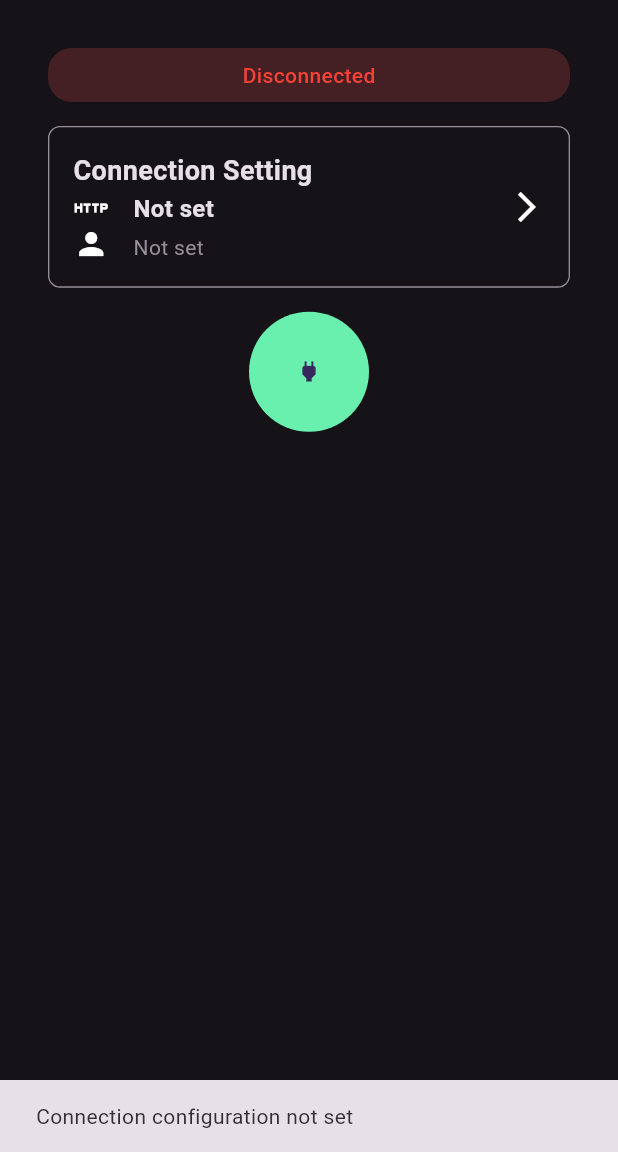
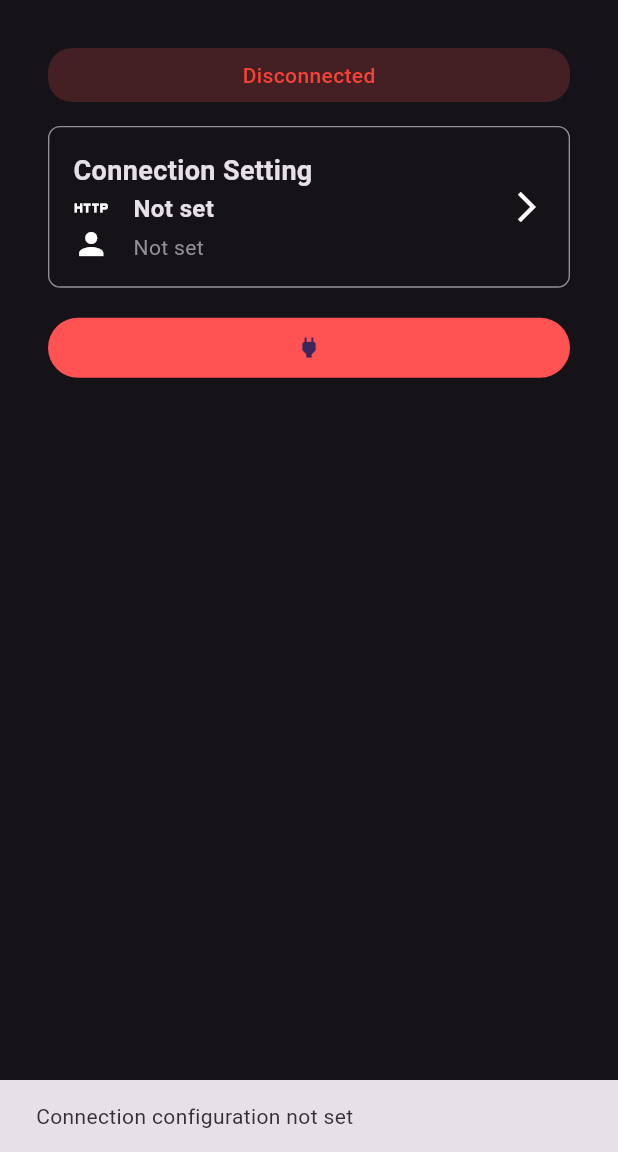
Before and after one commit to nandanurseptama/com.nandanurseptama.mqtt_client_ui, a Flutter app: the screen it shows after launch, after a tap on the "power" icon, on a phone screen of 412 x 824 dp, the part 84-1236 px from its top. Run offline on Flutter 3.47's test engine with Material 3 defaults, Android fonts, the phone set to English and light mode, and no system bars; our stand-ins replace equatable, flutter_bloc, freezed_annotation; missing offline and left inert: mqtt_client.

Commit message:
build: add auto reconnect handler

```diff
--- a/lib/features/pubsub/pubsub_client_connection_cubit.dart
+++ b/lib/features/pubsub/pubsub_client_connection_cubit.dart
@@ -28,6 +28,11 @@ class PubsubClientConnectionState with _$PubsubClientConnectionState {
     PubsubClientConfig config,
   ) = _Connecting;
 
+  /// Trying to reconnecting to pubsub service
+  const factory PubsubClientConnectionState.reconnecting(
+    PubsubClientConfig config,
+  ) = _Reconnecting;
+
   /// Disconnected from pubsub service
   const factory PubsubClientConnectionState.disconnected({
     @Default(null) PubsubClientConfig? config,
@@ -57,6 +62,8 @@ class PubsubClientConnectionCubit extends Cubit<PubsubClientConnectionState> {
 
   MqttServerClient? client;
   StreamSubscription<List<MqttReceivedMessage<MqttMessage>>>? _subscription;
+
+  BuildContext? context;
 
   /// Setup configuration for MQTT
   void setupConfig(PubsubClientConfig config) {
@@ -136,11 +143,27 @@ class PubsubClientConnectionCubit extends Cubit<PubsubClientConnectionState> {
     client!.onDisconnected = _onDisconnected;
     client!.keepAlivePeriod = 20;
 
+    // auto reconnect function
+    //
+    // when auto reconnect is true
+    //
+    // any disconnected error will be auto reconnect
+    //
+    // until client disconnect from the server
+    client!.autoReconnect = true;
+
+    // On auto reconnect
+    client!.onAutoReconnect = _onAutoReconnect;
+
     emit(
       PubsubClientConnectionState.connecting(
         config,
       ),
     );
+    _connectToMqtt(config);
+  }
+
+  Future<void> _connectToMqtt(PubsubClientConfig config) async {
     try {
       await client!.connect(
         config.username,
@@ -187,6 +210,11 @@ class PubsubClientConnectionCubit extends Cubit<PubsubClientConnectionState> {
   }
 
   /// internal on disconnected handler
+  ///
+  /// This function will be called
+  ///
+  /// either client disconnect from server
+  /// or server going down
   void _onDisconnected() {
     debugPrint('_onDisconnected');
     emit(
@@ -198,6 +226,50 @@ class PubsubClientConnectionCubit extends Cubit<PubsubClientConnectionState> {
     _subscription = null;
     client = null;
     _subscriptionCubit.clear();
+    return;
+  }
+
+  /// Internal on auto reconnect handler
+  ///
+  /// This function will be called when client disconnected from server
+  /// because no connection or any error connection occured from client
+  ///
+  /// or server disconnect from client
+  ///
+  /// On Auto reconnect will not be invoked
+  /// When client call disconnect manually
+  void _onAutoReconnect() {
+    debugPrint('_onAutoReconnect');
+    state.maybeMap<void>(
+      orElse: () {
+        return;
+      },
+      reconnecting: (value) {
+        return;
+      },
+      connected: (value) {
+        emit(
+          PubsubClientConnectionState.reconnecting(
+            value.config,
+          ),
+        );
+        return;
+      },
+      error: (value) {
+        client?.disconnect();
+        return;
+      },
+      connecting: (value) {
+        return;
+      },
+      disconnected: (value) {
+        if (value.config == null) {
+          return;
+        }
+        client?.disconnect();
+        return;
+      },
+    );
     return;
   }
 
--- a/lib/main.dart
+++ b/lib/main.dart
@@ -157,9 +157,20 @@ class _MyHomePageState extends State<MyHomePage> {
                         bottom: 16,
                       ),
                       child: ConnectButton(
-                        isConnected: pubsubClientState.maybeMap<bool>(
-                          connected: (value) => true,
-                          orElse: () => false,
+                        connectButtonState:
+                            pubsubClientState.maybeMap<ConnectButtonState>(
+                          orElse: () {
+                            return ConnectButtonState.disconnected;
+                          },
+                          reconnecting: (value) {
+                            return ConnectButtonState.reconnecting;
+                          },
+                          connected: (value) {
+                            return ConnectButtonState.connected;
+                          },
+                          connecting: (value) {
+                            return ConnectButtonState.connecting;
+                          },
                         ),
                         onConnectDisconnect:
                             onConnectDisconnect(pubsubClientState),
@@ -212,7 +223,9 @@ class _MyHomePageState extends State<MyHomePage> {
     );
   }
 
-  void connectionStateListener(PubsubClientConnectionState state) {
+  void connectionStateListener(
+    PubsubClientConnectionState state,
+  ) {
     return state.maybeMap<void>(
       orElse: () {
         return;
@@ -231,13 +244,35 @@ class _MyHomePageState extends State<MyHomePage> {
   ) {
     return pubsubClientConnectionState.maybeMap(
       orElse: () => null,
+      // when client try to connecting
+      //
+      // disable button handler
       connecting: (value) => null,
+      // when client try reconnecting to server
+      //
+      // set button connection status handler
+      // to disconnect
+      //
+      // because user we can give user an option
+      // to force to disconnect from server
+      reconnecting: (value) {
+        return disconnect;
+      },
+      // when connection prepared
+      //
+      // set connect handler to connect button
       prepared: (value) {
         return connect;
       },
+      // when client connected to server
+      //
+      // set disconnect handler to connect button
       connected: (value) {
         return disconnect;
       },
+      // when client disconnected from server
+      //
+      // set connect handler to connect button
       disconnected: (value) {
         return connect;
       },
@@ -247,18 +282,26 @@ class _MyHomePageState extends State<MyHomePage> {
     );
   }
 
+  // connect handler to cubit
   void connect() {
     context.read<PubsubClientConnectionCubit>().connect(context);
     return;
   }
 
+  // disconnect handler to cubit
   void disconnect() {
     context.read<PubsubClientConnectionCubit>().disconnect();
     return;
   }
 
+  // On tap config handler
+  //
+  // will navigate user to config screen
   Future<void> onTapConfig(PubsubClientConnectionState state) async {
     return state.maybeMap<Future<void>>(
+      // when client already connected, connecting or reconnecting
+      //
+      // make config not be changeable
       orElse: () async {
         showSnackbarMessage(
           'While being connected, connection configuration cannot be changed',
@@ -283,7 +326,9 @@ class _MyHomePageState extends State<MyHomePage> {
     );
   }
 
+  // naviage to config screen
   Future<void> navigateToClientConfigScreen(PubsubClientConfig? config) async {
+    // get config from config screen
     final configResult = await Navigator.push<PubsubClientConfig>(
       context,
       MaterialPageRoute(
@@ -292,10 +337,13 @@ class _MyHomePageState extends State<MyHomePage> {
         ),
       ),
     );
+    // if no configuration set
+    // do not set config to state
     if (configResult == null) return;
     context.read<PubsubClientConnectionCubit>().setupConfig(configResult);
   }
 
+  // add new topic to subscribe
   void onAddTopic(String topic) {
     context.read<PubsubClientConnectionCubit>().subscribeToTopic(
           topic: topic,
@@ -304,6 +352,7 @@ class _MyHomePageState extends State<MyHomePage> {
     return;
   }
 
+  // Show snackbar message
   void showSnackbarMessage(String message) {
     ScaffoldMessenger.of(context).showSnackBar(
       SnackBar(content: Text(message)),
--- a/lib/ui/widgets/connect_button.dart
+++ b/lib/ui/widgets/connect_button.dart
@@ -1,13 +1,27 @@
 import 'package:flutter/material.dart';
+
+enum ConnectButtonState {
+  connected("Connected", Colors.greenAccent),
+  disconnected("Disconnected", Colors.redAccent),
+  reconnecting("Force Disconnect", Colors.orangeAccent),
+  connecting("Connecting", Colors.yellowAccent);
+
+  final String label;
+  final Color color;
+  const ConnectButtonState(
+    this.label,
+    this.color,
+  );
+}
 
 /// Button that handle connection
 class ConnectButton extends StatelessWidget {
-  final bool isConnected;
+  final ConnectButtonState connectButtonState;
   final void Function()? onConnectDisconnect;
   const ConnectButton({
     super.key,
+    required this.connectButtonState,
     this.onConnectDisconnect,
-    required this.isConnected,
   });
 
   @override
@@ -17,19 +31,33 @@ class ConnectButton extends StatelessWidget {
         return Row(
           mainAxisAlignment: MainAxisAlignment.center,
           children: [
-            FilledButton(
-              onPressed: onConnectDisconnect,
-              style: ButtonStyle(
-                fixedSize: MaterialStatePropertyAll(
-                  Size(80, 80),
+            Expanded(
+              child: FilledButton(
+                onPressed: onConnectDisconnect,
+                style: ButtonStyle(
+                  padding: const MaterialStatePropertyAll(
+                    EdgeInsets.zero,
+                  ),
+                  alignment: Alignment.center,
+                  backgroundColor: MaterialStatePropertyAll(
+                    connectButtonState.color,
+                  ),
                 ),
-                padding: MaterialStatePropertyAll(EdgeInsets.zero),
-                alignment: Alignment.center,
-                backgroundColor: MaterialStatePropertyAll(
-                  isConnected ? Colors.redAccent : Colors.greenAccent,
-                ),
+                child: switch (connectButtonState) {
+                  ConnectButtonState.connected => const Icon(
+                      Icons.power_off,
+                    ),
+                  ConnectButtonState.disconnected => const Icon(
+                      Icons.power,
+                    ),
+                  ConnectButtonState.connecting => Text(
+                      ConnectButtonState.connecting.label,
+                    ),
+                  _ => Text(
+                      ConnectButtonState.reconnecting.label,
+                    ),
+                },
               ),
-              child: Icon(isConnected ? Icons.power_off : Icons.power),
             )
           ],
         );
--- a/lib/ui/widgets/connection_status.dart
+++ b/lib/ui/widgets/connection_status.dart
@@ -25,6 +25,9 @@ class ConnectionStatus extends StatelessWidget {
           'Connecting'
         );
       },
+      reconnecting: (value) {
+        return (Colors.orange, Colors.orangeAccent.withOpacity(0.2), 'Reconnecting',);
+      },
     );
     final (fontColor, backgroundColor, textStatus) = meta;
 
```
Also changed, not shown: lib/features/pubsub/pubsub_client_connection_cubit.freezed.dart.
